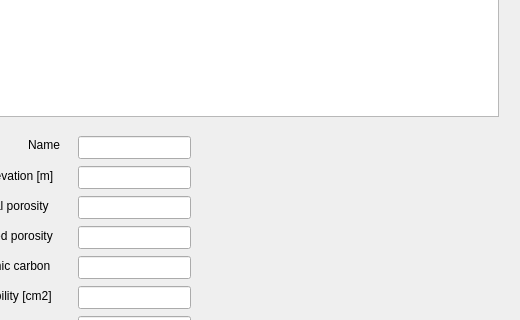
perryiv/cadkit, file Experimental/VaporIntrusionGUI/VaporIntrusionDelegate/SoilDialog.ui: the form before one commit; both pictures show x 282 to 802 and y 194 to 514 of the 802 by 642 pixel window.
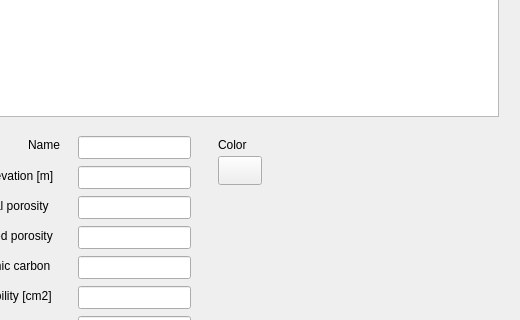
The form after the commit. Custom widgets are drawn as their Qt base class.

Commit message: - implemented the remove feature for soils, contaminants, sources, cracks, and source contaminants

The edit to the form file:
```diff
--- a/Experimental/VaporIntrusionGUI/VaporIntrusionDelegate/SoilDialog.ui
+++ b/Experimental/VaporIntrusionGUI/VaporIntrusionDelegate/SoilDialog.ui
@@ -251,7 +251,40 @@
     </rect>
    </property>
   </widget>
+  <widget class="QtTools::ColorButton" name="_color" >
+   <property name="geometry" >
+    <rect>
+     <x>500</x>
+     <y>350</y>
+     <width>44</width>
+     <height>29</height>
+    </rect>
+   </property>
+   <property name="text" >
+    <string/>
+   </property>
+  </widget>
+  <widget class="QLabel" name="label_15" >
+   <property name="geometry" >
+    <rect>
+     <x>500</x>
+     <y>330</y>
+     <width>31</width>
+     <height>18</height>
+    </rect>
+   </property>
+   <property name="text" >
+    <string>Color</string>
+   </property>
+  </widget>
  </widget>
+ <customwidgets>
+  <customwidget>
+   <class>QtTools::ColorButton</class>
+   <extends>QPushButton</extends>
+   <header>QtTools/ColorButton.h</header>
+  </customwidget>
+ </customwidgets>
  <resources/>
  <connections>
   <connection>
```
The commit also changes 13 other files.
